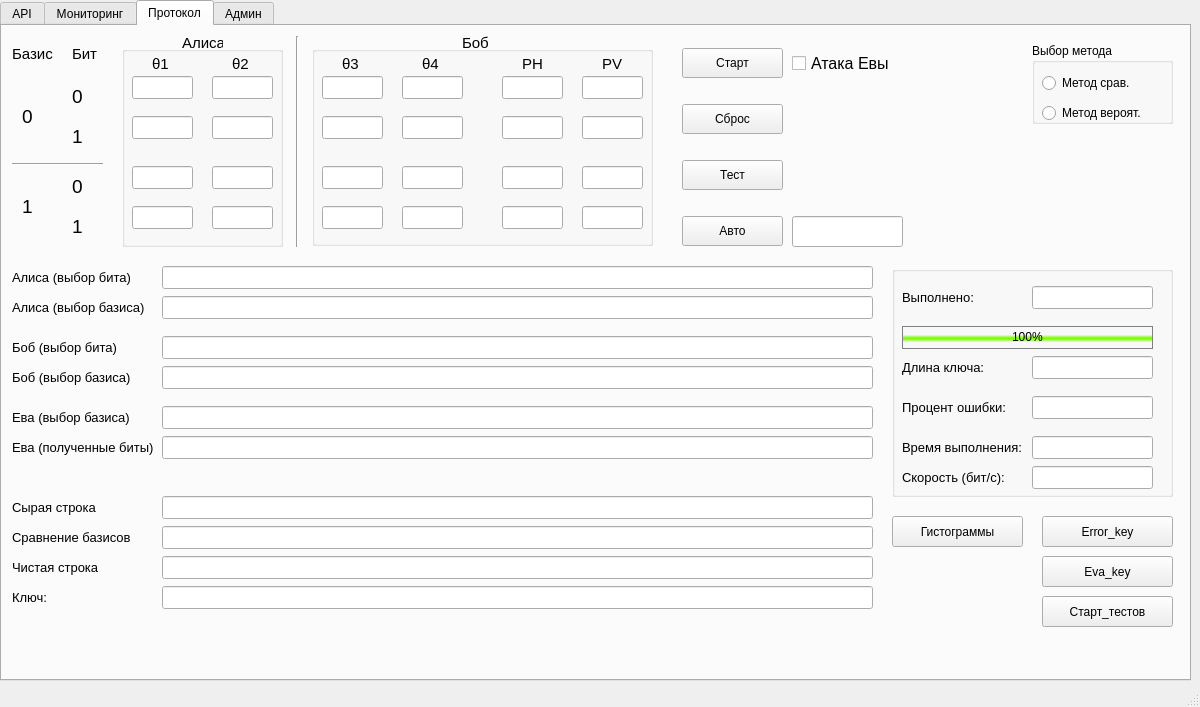
Before: the Qt Designer form mainwindow.ui in LukArty/QKD_techPO, drawn with Qt 5.
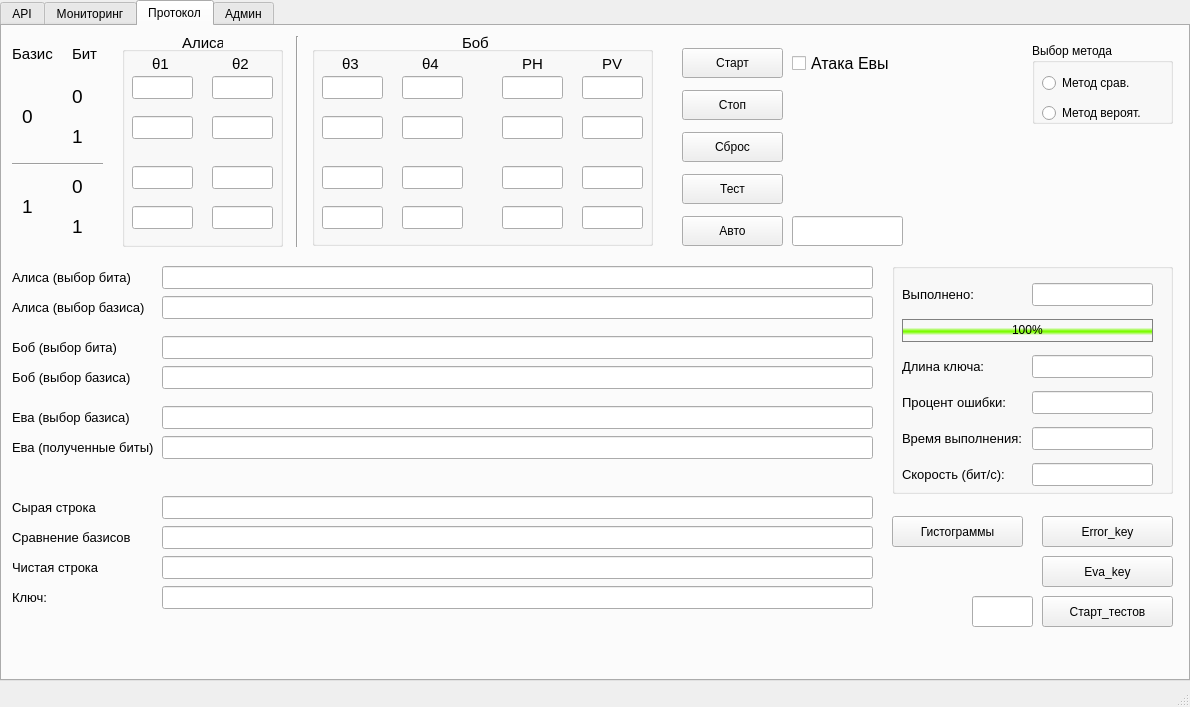
After: the same form once the commit is applied. The open tabs and pages were chosen to show the change. Icons and pictures are not drawn. Custom widgets are drawn as their Qt base class.

The edit to the form file:
```diff
--- a/mainwindow.ui
+++ b/mainwindow.ui
@@ -9,19 +9,19 @@
    <rect>
     <x>0</x>
     <y>0</y>
-    <width>1200</width>
+    <width>1190</width>
     <height>707</height>
    </rect>
   </property>
   <property name="minimumSize">
    <size>
-    <width>1200</width>
+    <width>1190</width>
     <height>707</height>
    </size>
   </property>
   <property name="maximumSize">
    <size>
-    <width>1200</width>
+    <width>1190</width>
     <height>707</height>
    </size>
   </property>
@@ -31,6 +31,9 @@
   <property name="autoFillBackground">
    <bool>true</bool>
   </property>
+  <property name="styleSheet">
+   <string notr="true"/>
+  </property>
   <property name="dockOptions">
    <set>QMainWindow::AllowTabbedDocks|QMainWindow::AnimatedDocks</set>
   </property>
@@ -40,7 +43,7 @@
      <rect>
       <x>0</x>
       <y>0</y>
-      <width>1191</width>
+      <width>1190</width>
       <height>681</height>
      </rect>
     </property>
@@ -2558,7 +2561,7 @@
       <property name="geometry">
        <rect>
         <x>680</x>
-        <y>78</y>
+        <y>106</y>
         <width>101</width>
         <height>30</height>
        </rect>
@@ -2770,7 +2773,7 @@
       <property name="geometry">
        <rect>
         <x>890</x>
-        <y>240</y>
+        <y>237</y>
         <width>281</width>
         <height>231</height>
        </rect>
@@ -2782,7 +2785,7 @@
        <property name="geometry">
         <rect>
          <x>140</x>
-         <y>170</y>
+         <y>164</y>
          <width>121</width>
          <height>23</height>
         </rect>
@@ -2792,7 +2795,7 @@
        <property name="geometry">
         <rect>
          <x>10</x>
-         <y>170</y>
+         <y>164</y>
          <width>141</width>
          <height>23</height>
         </rect>
@@ -2838,7 +2841,7 @@
        <property name="geometry">
         <rect>
          <x>10</x>
-         <y>90</y>
+         <y>92</y>
          <width>101</width>
          <height>23</height>
         </rect>
@@ -2856,7 +2859,7 @@
        <property name="geometry">
         <rect>
          <x>140</x>
-         <y>90</y>
+         <y>92</y>
          <width>121</width>
          <height>23</height>
         </rect>
@@ -2884,7 +2887,7 @@
        <property name="geometry">
         <rect>
          <x>140</x>
-         <y>130</y>
+         <y>128</y>
          <width>121</width>
          <height>23</height>
         </rect>
@@ -2894,7 +2897,7 @@
        <property name="geometry">
         <rect>
          <x>10</x>
-         <y>130</y>
+         <y>128</y>
          <width>121</width>
          <height>23</height>
         </rect>
@@ -2912,7 +2915,7 @@
        <property name="geometry">
         <rect>
          <x>10</x>
-         <y>60</y>
+         <y>56</y>
          <width>251</width>
          <height>23</height>
         </rect>
@@ -2951,7 +2954,7 @@
       <property name="geometry">
        <rect>
         <x>680</x>
-        <y>134</y>
+        <y>148</y>
         <width>101</width>
         <height>30</height>
        </rect>
@@ -2966,7 +2969,7 @@
         <x>790</x>
         <y>190</y>
         <width>111</width>
-        <height>31</height>
+        <height>30</height>
        </rect>
       </property>
      </widget>
@@ -3022,7 +3025,7 @@
         <x>790</x>
         <y>22</y>
         <width>101</width>
-        <height>31</height>
+        <height>30</height>
        </rect>
       </property>
       <property name="font">
@@ -3173,6 +3176,29 @@
        </rect>
       </property>
      </widget>
+     <widget class="QPushButton" name="Stop_protocol">
+      <property name="geometry">
+       <rect>
+        <x>680</x>
+        <y>64</y>
+        <width>101</width>
+        <height>30</height>
+       </rect>
+      </property>
+      <property name="text">
+       <string>Стоп</string>
+      </property>
+     </widget>
+     <widget class="QLineEdit" name="Quantity_test">
+      <property name="geometry">
+       <rect>
+        <x>970</x>
+        <y>570</y>
+        <width>61</width>
+        <height>31</height>
+       </rect>
+      </property>
+     </widget>
     </widget>
     <widget class="QWidget" name="tab_4">
      <attribute name="title">
```
Left out of the diff: 15 changed lines with no effect on the pictures.
